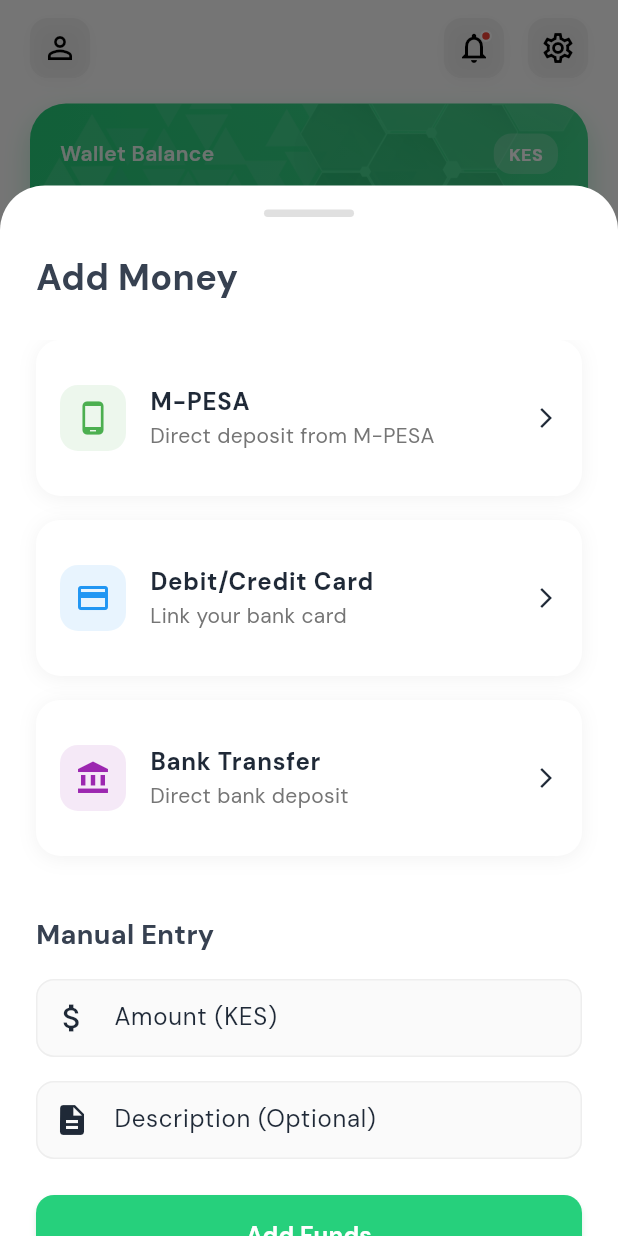
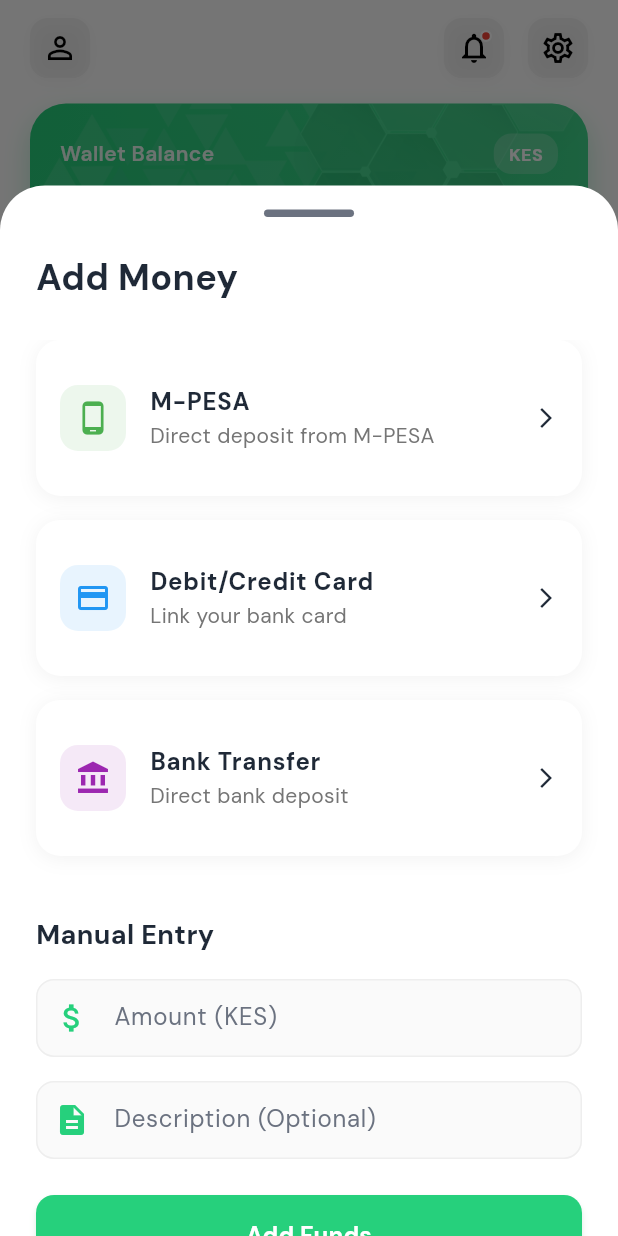
Before and after one commit to CHEGEBB/DailyDime, a Flutter app: the HomeScreen screen opened directly with empty values, after a tap on "Top up", on a phone screen of 412 x 824 dp. Run offline on Flutter 3.47's test engine with Material 3 defaults, Android fonts, the phone set to English and light mode, and no system bars; our stand-ins replace animate_do, appwrite, cached_network_image, device_info_plus, file_picker, fl_chart and 16 more; missing offline and left inert: another_telephony, workmanager; accounts and stored records are empty; network calls fail; project files that could hold a hidden picture were left out.

```diff
--- a/dailydime/lib/screens/home_screen.dart
+++ b/dailydime/lib/screens/home_screen.dart
@@ -10,6 +10,7 @@ import 'package:dailydime/services/balance_service.dart';
 import 'package:dailydime/services/sms_service.dart';
 import 'package:dailydime/services/home_ai_service.dart';
 import 'package:dailydime/services/appwrite_service.dart';
+import 'package:dailydime/services/theme_service.dart';
 import 'package:dailydime/models/transaction.dart';
 import 'package:dailydime/models/savings_goal.dart';
 import 'package:dailydime/models/budget.dart';
@@ -17,7 +18,7 @@ import 'package:lottie/lottie.dart';
 import 'package:flutter_svg/flutter_svg.dart';
 import 'dart:math' as math;
 import 'dart:ui' as ui;
-
+import 'package:provider/provider.dart';
 
 class HomeScreen extends StatefulWidget {
   final VoidCallback? onNavigateToTransactions;
@@ -34,7 +35,8 @@ class HomeScreen extends StatefulWidget {
     this.onNavigateToSavings,
     this.onNavigateToAI,
     this.onNavigateToSettings,
-    this.onAddTransaction, required void Function() onNavigateToProfile,
+    this.onAddTransaction,
+    required void Function() onNavigateToProfile,
   }) : super(key: key);
 
   @override
@@ -468,6 +470,8 @@ class _HomeScreenState extends State<HomeScreen>
   }
 
   void _showAddMoneyBottomSheet(BuildContext context) {
+    final themeService = Provider.of<ThemeService>(context, listen: false);
+
     showModalBottomSheet(
       context: context,
       isScrollControlled: true,
@@ -475,7 +479,7 @@ class _HomeScreenState extends State<HomeScreen>
       builder: (context) => Container(
         height: MediaQuery.of(context).size.height * 0.85,
         decoration: BoxDecoration(
-          color: Colors.white,
+          color: themeService.cardColor,
           borderRadius: BorderRadius.vertical(top: Radius.circular(30)),
         ),
         child: Column(
@@ -488,7 +492,7 @@ class _HomeScreenState extends State<HomeScreen>
                 width: 60,
                 height: 5,
                 decoration: BoxDecoration(
-                  color: Colors.grey.shade300,
+                  color: themeService.subtextColor,
                   borderRadius: BorderRadius.circular(5),
                 ),
               ),
@@ -498,7 +502,11 @@ class _HomeScreenState extends State<HomeScreen>
               padding: EdgeInsets.all(24),
               child: Text(
                 'Add Money',
-                style: TextStyle(fontSize: 24, fontWeight: FontWeight.bold),
+                style: TextStyle(
+                  fontSize: 24,
+                  fontWeight: FontWeight.bold,
+                  color: themeService.textColor,
+                ),
               ),
             ),
 
@@ -531,31 +539,39 @@ class _HomeScreenState extends State<HomeScreen>
 
                   Text(
                     'Manual Entry',
-                    style: TextStyle(fontSize: 18, fontWeight: FontWeight.bold),
+                    style: TextStyle(
+                      fontSize: 18,
+                      fontWeight: FontWeight.bold,
+                      color: themeService.textColor,
+                    ),
                   ),
 
                   SizedBox(height: 16),
 
                   TextField(
                     keyboardType: TextInputType.number,
+                    style: TextStyle(color: themeService.textColor),
                     decoration: InputDecoration(
                       labelText: 'Amount (KES)',
+                      labelStyle: TextStyle(color: themeService.subtextColor),
                       border: OutlineInputBorder(
                         borderRadius: BorderRadius.circular(12),
                       ),
-                      prefixIcon: Icon(Icons.attach_money),
+                      prefixIcon: Icon(Icons.attach_money, color: themeService.primaryColor),
                     ),
                   ),
 
                   SizedBox(height: 16),
 
                   TextField(
+                    style: TextStyle(color: themeService.textColor),
                     decoration: InputDecoration(
                       labelText: 'Description (Optional)',
+                      labelStyle: TextStyle(color: themeService.subtextColor),
                       border: OutlineInputBorder(
                         borderRadius: BorderRadius.circular(12),
                       ),
-                      prefixIcon: Icon(Icons.description),
+                      prefixIcon: Icon(Icons.description, color: themeService.primaryColor),
                     ),
                   ),
 
@@ -566,7 +582,7 @@ class _HomeScreenState extends State<HomeScreen>
                       Navigator.pop(context);
                     },
                     style: ElevatedButton.styleFrom(
-                      backgroundColor: Color(0xFF26D07C),
+                      backgroundColor: themeService.primaryColor,
                       padding: EdgeInsets.symmetric(vertical: 16),
                       shape: RoundedRectangleBorder(
                         borderRadius: BorderRadius.circular(12),
```
Lines whose indentation alone changed are shown as unchanged.
